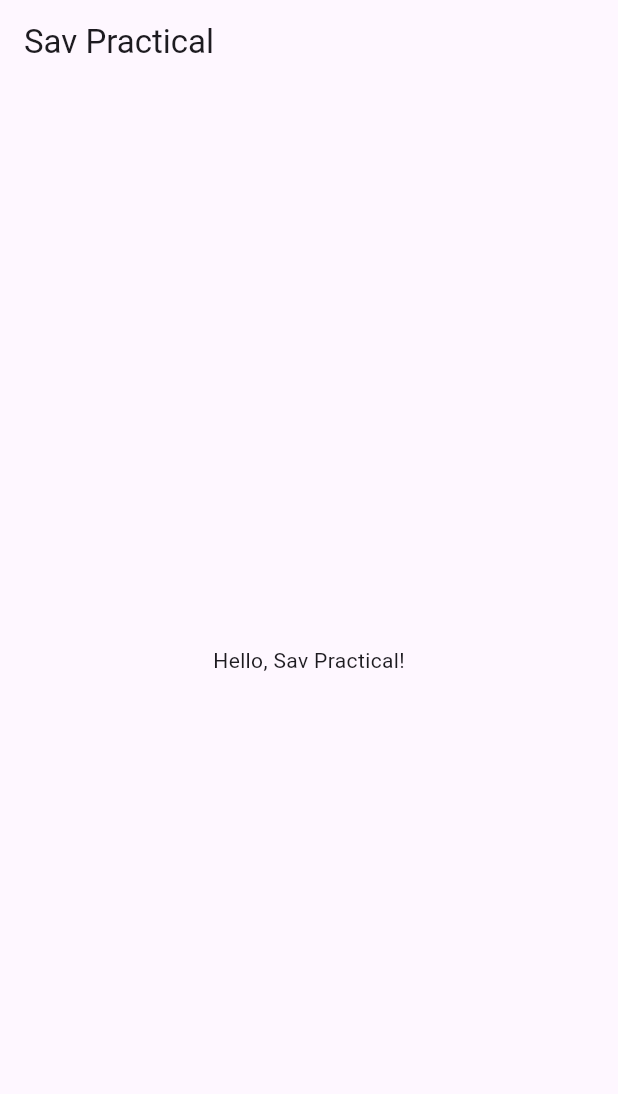
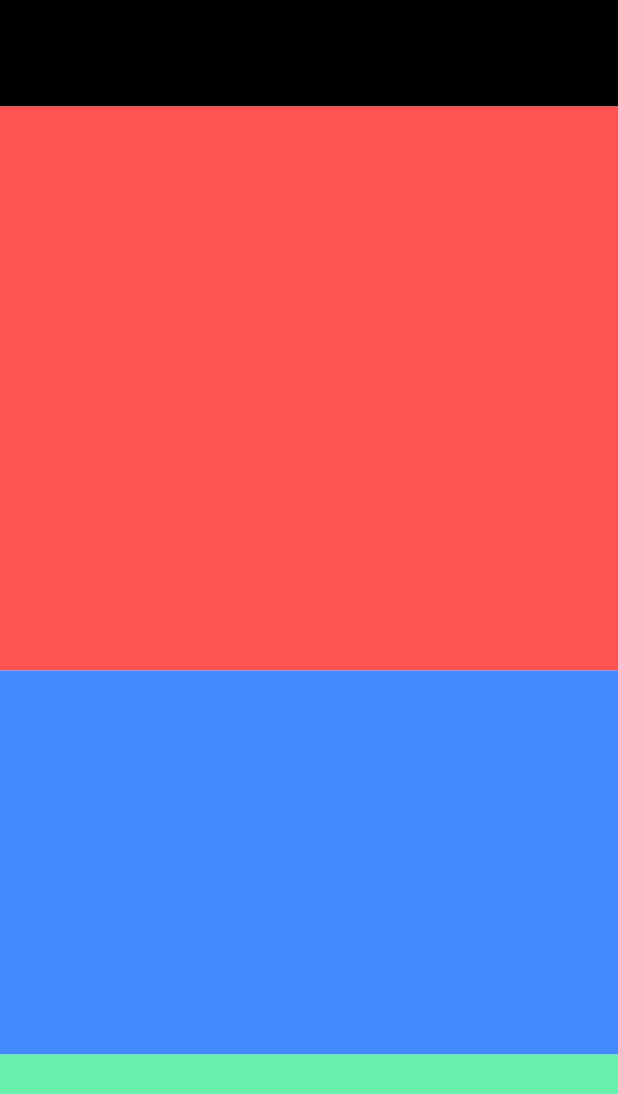
Before and after one commit to UjaanMukherjee/sav_practical, a Flutter app: the screen it shows after launch, on a phone screen of 412 x 824 dp. Shown: the top 1094 px of the screen. Run offline on Flutter 3.47's test engine with Material 3 defaults, Android fonts, the phone set to English and light mode, and no system bars.

Commit message:
initial layout setup

```diff
--- /dev/null
+++ b/analysis_options.yaml
@@ -0,0 +1 @@
+include: package:flutter_lints/flutter.yaml
--- a/lib/main.dart
+++ b/lib/main.dart
@@ -1,4 +1,9 @@
 import 'package:flutter/material.dart';
+import 'package:sav_practical/widgets/banner.dart';
+import 'package:sav_practical/widgets/insights.dart';
+import 'package:sav_practical/widgets/navbar.dart';
+import 'package:sav_practical/widgets/similar_items.dart';
+import 'package:sav_practical/widgets/stock.dart';
 
 void main() {
   runApp(const MyApp());
@@ -12,11 +17,18 @@ class MyApp extends StatelessWidget {
     return MaterialApp(
       title: 'sav_practical',
       home: Scaffold(
-        appBar: AppBar(
-          title: Text('Sav Practical'),
-        ),
-        body: Center(
-          child: Text('Hello, Sav Practical!'),
+        body: SafeArea(
+          child: SingleChildScrollView(
+            child: Column(
+              children: [
+                NavBar(),
+                Stock(),
+                InsightsCard(),
+                BannerCard(),
+                SimilarItems(),
+              ],
+            ),
+          ),
         ),
       ),
     );
--- /dev/null
+++ b/lib/widgets/banner.dart
@@ -0,0 +1,13 @@
+import 'package:flutter/material.dart';
+
+class BannerCard extends StatelessWidget {
+  const BannerCard({super.key});
+
+  @override
+  Widget build(BuildContext context) {
+    return Container(
+      height: 144,
+      color: Colors.greenAccent,
+    );
+  }
+}
--- /dev/null
+++ b/lib/widgets/insights.dart
@@ -0,0 +1,19 @@
+import 'package:flutter/material.dart';
+import 'package:sav_practical/widgets/bar_chart.dart';
+
+class InsightsCard extends StatelessWidget {
+  const InsightsCard({super.key});
+
+  @override
+  Widget build(BuildContext context) {
+    return Column(
+      children: [
+        Container(
+          height: 256,
+          color: Colors.blueAccent,
+        ),
+        BarChartWidget(),
+      ],
+    );
+  }
+}
--- /dev/null
+++ b/lib/widgets/navbar.dart
@@ -0,0 +1,13 @@
+import 'package:flutter/material.dart';
+
+class NavBar extends StatelessWidget {
+  const NavBar({super.key});
+
+  @override
+  Widget build(BuildContext context) {
+    return Container(
+      height: 71,
+      color: Colors.black,
+    );
+  }
+}
--- /dev/null
+++ b/lib/widgets/stock.dart
@@ -0,0 +1,19 @@
+import 'package:flutter/material.dart';
+import 'package:sav_practical/widgets/line_chart.dart';
+
+class Stock extends StatelessWidget {
+  const Stock({super.key});
+
+  @override
+  Widget build(BuildContext context) {
+    return Column(
+      children: [
+        Container(
+          color: Colors.redAccent,
+          height: 376,
+        ),
+        LineChartWidget()
+      ],
+    );
+  }
+}
--- a/pubspec.yaml
+++ b/pubspec.yaml
@@ -1,6 +1,6 @@
 name: sav_practical
 description: A new Flutter project.
-publish_to: 'none'
+publish_to: "none"
 version: 0.0.1+1
 
 environment:
@@ -11,6 +11,7 @@ dependencies:
   flutter:
     sdk: flutter
   cupertino_icons: ^1.0.2
+  fl_chart: ^1.1.1
 
 dev_dependencies:
   flutter_test:
```
Also changed, not shown: lib/widgets/bar_chart.dart (added, +10 -0 lines), lib/widgets/line_chart.dart (added, +12 -0 lines), lib/widgets/similar_items.dart (added, +13 -0 lines), pubspec.lock, 8 other files.
